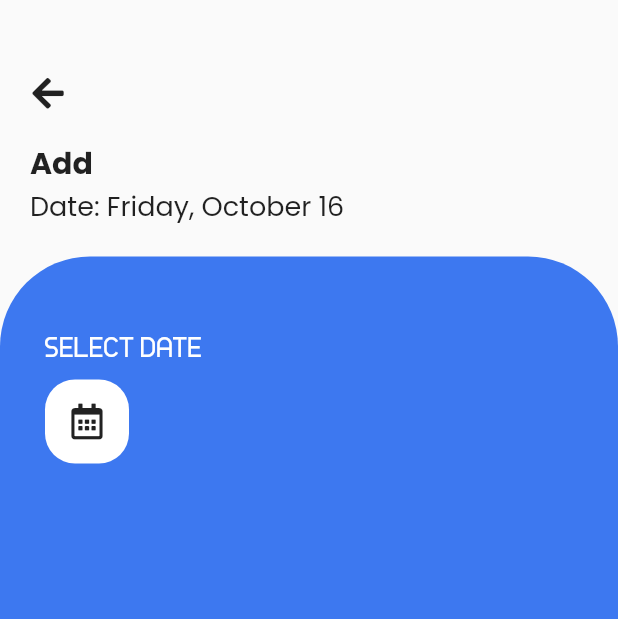
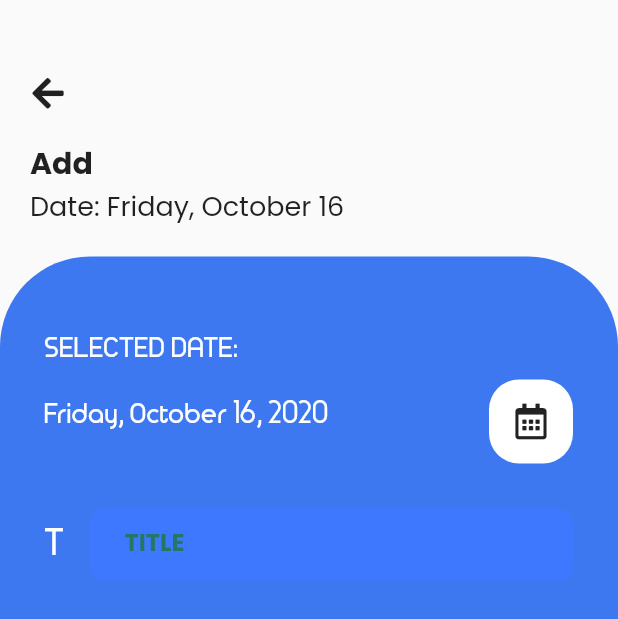
Before and after one commit to aman1210/FlutterExpenseTracker, a Flutter app: the MakeTansaction widget shown alone on an empty page, opened directly with empty values, on a phone screen of 412 x 824 dp. Shown: the top 619 px of the screen. Run offline on Flutter 3.47's test engine with Material 2 defaults, Android fonts, the phone set to English and light mode, and no system bars; our stand-ins replace fancy_bottom_navigation, font_awesome_flutter.

Commit message:
adding form in transaction

```diff
--- a/lib/widgets/transaction.dart
+++ b/lib/widgets/transaction.dart
@@ -71,7 +71,19 @@ class _MakeTansactionState extends State<MakeTansaction> {
                 crossAxisAlignment: CrossAxisAlignment.start,
                 children: [
                   Text(
-                    'SELECT DATE',
+                    'SELECTED DATE:',
+                    style: TextStyle(
+                      fontFamily: 'TimeBurner',
+                      fontWeight: FontWeight.bold,
+                      fontSize: 18,
+                      color: Colors.white,
+                    ),
+                  ),
+                  Row(
+                    mainAxisAlignment: MainAxisAlignment.spaceBetween,
+                    children: [
+                      Text(
+                        '${DateFormat.yMMMMEEEEd().format(selectedDate)}',
                         style: TextStyle(
                           fontFamily: 'TimeBurner',
                           fontWeight: FontWeight.bold,
@@ -94,14 +106,58 @@ class _MakeTansactionState extends State<MakeTansaction> {
                             context: context,
                             initialDate: DateTime.now(),
                             firstDate: DateTime.utc(DateTime.now().year, 1),
-                        lastDate: DateTime.utc(DateTime.now().year, 12, 31),
+                            lastDate: DateTime.now(),
                           );
                           if (picked != null && picked != selectedDate)
-                        setState(() {
+                            setState(
+                              () {
                                 selectedDate = picked;
-                        });
+                              },
+                            );
                         },
                       ),
+                    ],
+                  ),
+                  Container(
+                    margin: const EdgeInsets.only(top: 30),
+                    child: Row(
+                      children: [
+                        Padding(
+                          padding: const EdgeInsets.only(right: 16.0),
+                          child: Text(
+                            'T',
+                            style: TextStyle(
+                                fontSize: 24,
+                                fontFamily: 'TimeBurner',
+                                fontWeight: FontWeight.bold,
+                                color: Colors.white),
+                          ),
+                        ),
+                        Expanded(
+                          child: Container(
+                            decoration: BoxDecoration(
+                                color: widget.name == 'Income'
+                                    ? green.withGreen(180)
+                                    : blue.withBlue(255),
+                                borderRadius: BorderRadius.circular(10)),
+                            child: TextFormField(
+                              decoration: InputDecoration(
+                                  labelText:
+                                      "${widget.name.toUpperCase()} TITLE",
+                                  contentPadding: const EdgeInsets.symmetric(
+                                    vertical: 0,
+                                    horizontal: 20,
+                                  ),
+                                  labelStyle: TextStyle(
+                                      fontWeight: FontWeight.bold,
+                                      color: green.withGreen(120)),
+                                  border: InputBorder.none),
+                            ),
+                          ),
+                        ),
+                      ],
+                    ),
+                  )
                 ],
               ),
             ),
```
Lines whose indentation alone changed are shown as unchanged.
